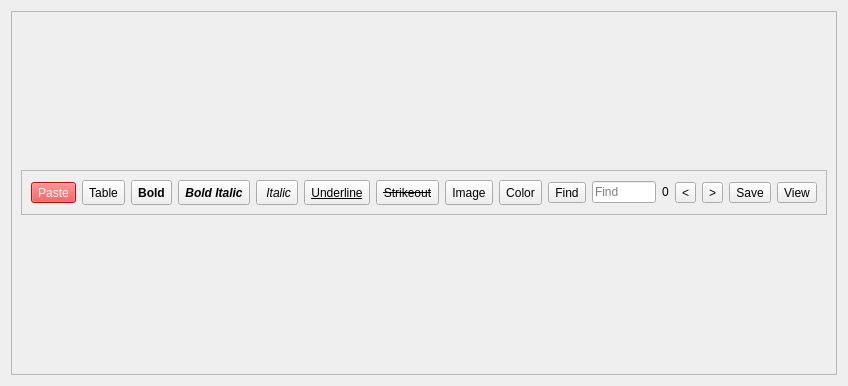
Old version of the form src/Notes/Notes.ui in the repository ic005k/Knot.
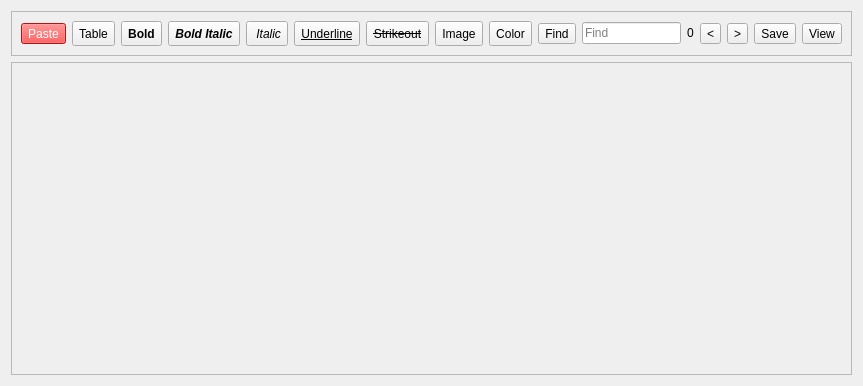
New version of the form. Icons and pictures are not drawn.

Patch:
```diff
--- a/src/Notes/Notes.ui
+++ b/src/Notes/Notes.ui
@@ -6,7 +6,7 @@
    <rect>
     <x>0</x>
     <y>0</y>
-    <width>848</width>
+    <width>863</width>
     <height>386</height>
    </rect>
   </property>
@@ -15,30 +15,6 @@
   </property>
   <layout class="QVBoxLayout" name="verticalLayout_3">
    <item>
-    <widget class="QFrame" name="frameEdit">
-     <property name="sizePolicy">
-      <sizepolicy hsizetype="Preferred" vsizetype="Preferred">
-       <horstretch>0</horstretch>
-       <verstretch>0</verstretch>
-      </sizepolicy>
-     </property>
-     <property name="minimumSize">
-      <size>
-       <width>0</width>
-       <height>0</height>
-      </size>
-     </property>
-     <property name="styleSheet">
-      <string notr="true">/*background-color: rgb(255, 255, 255);*/</string>
-     </property>
-     <property name="frameShape">
-      <enum>QFrame::Shape::StyledPanel</enum>
-     </property>
-     <property name="frameShadow">
-      <enum>QFrame::Shadow::Raised</enum>
-     </property>
-     <layout class="QVBoxLayout" name="verticalLayout_4">
-      <item>
        <widget class="QFrame" name="f_ToolBar">
         <property name="sizePolicy">
          <sizepolicy hsizetype="Preferred" vsizetype="Fixed">
@@ -594,6 +570,33 @@
          </item>
         </layout>
        </widget>
+   </item>
+   <item>
+    <widget class="QFrame" name="frameEdit">
+     <property name="sizePolicy">
+      <sizepolicy hsizetype="Preferred" vsizetype="Preferred">
+       <horstretch>0</horstretch>
+       <verstretch>0</verstretch>
+      </sizepolicy>
+     </property>
+     <property name="minimumSize">
+      <size>
+       <width>0</width>
+       <height>0</height>
+      </size>
+     </property>
+     <property name="styleSheet">
+      <string notr="true">/*background-color: rgb(255, 255, 255);*/</string>
+     </property>
+     <property name="frameShape">
+      <enum>QFrame::Shape::StyledPanel</enum>
+     </property>
+     <property name="frameShadow">
+      <enum>QFrame::Shadow::Raised</enum>
+     </property>
+     <layout class="QHBoxLayout" name="horizontalLayout_2">
+      <item>
+       <layout class="QHBoxLayout" name="horizontalLayout"/>
       </item>
      </layout>
     </widget>
```
Lines whose indentation alone changed are shown as unchanged.
